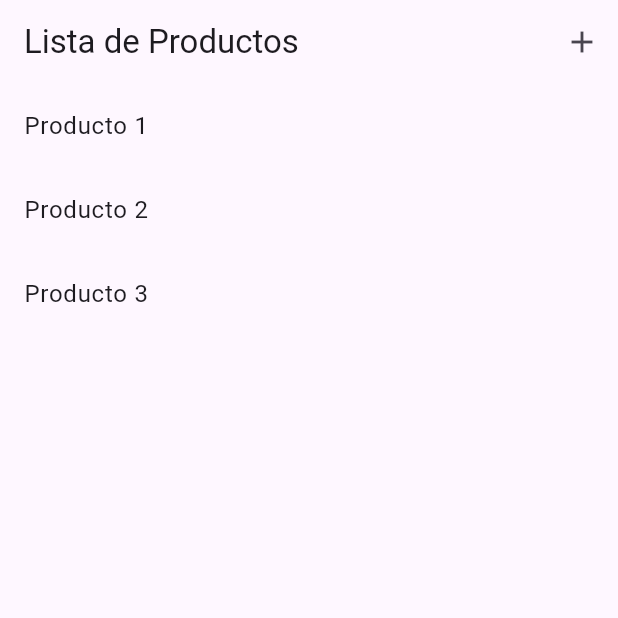
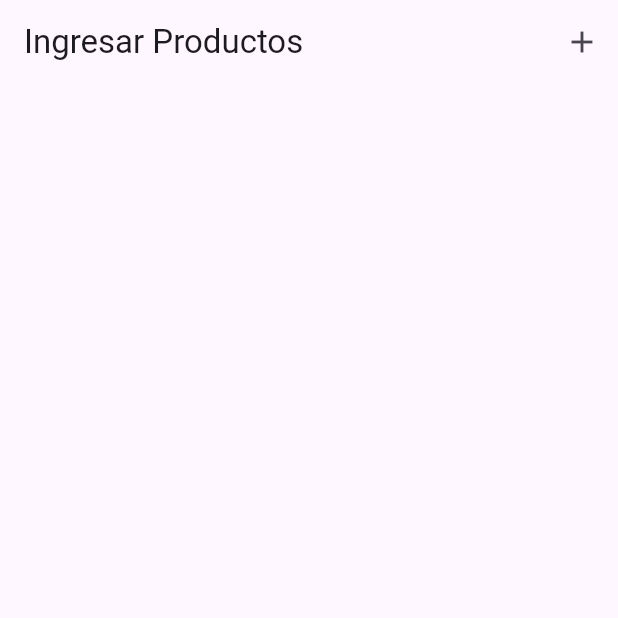
Before and after one commit to GalindoPro/Detalle-de-Producto, a Flutter app: the screen it shows after launch, on a phone screen of 412 x 824 dp, the top half of it. Run offline on Flutter 3.47's test engine with Material 3 defaults, Android fonts, the phone set to English and light mode, and no system bars.

Commit message:
eliminar producto 1, producto 2, producto 3, en la pantalla de inicio

```diff
--- a/lib/presentation/pages/product_list_page.dart
+++ b/lib/presentation/pages/product_list_page.dart
@@ -6,17 +6,13 @@ class ProductListPage extends StatefulWidget {
 }
 
 class _ProductListPageState extends State<ProductListPage> {
-  final List<Map<String, String>> products = [
-    {'name': 'Producto 1', 'description': 'Descripción de Producto 1'},
-    {'name': 'Producto 2', 'description': 'Descripción de Producto 2'},
-    {'name': 'Producto 3', 'description': 'Descripción de Producto 3'},
-  ];
+  final List<Map<String, String>> products = [];
 
   @override
   Widget build(BuildContext context) {
     return Scaffold(
       appBar: AppBar(
-        title: Text('Lista de Productos'),
+        title: Text('Ingresar Productos'),
         actions: [
           IconButton(
             icon: Icon(Icons.add),
```
